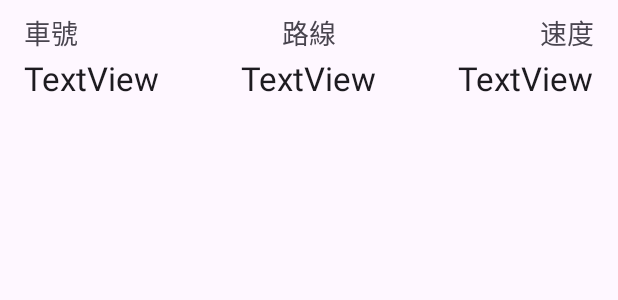
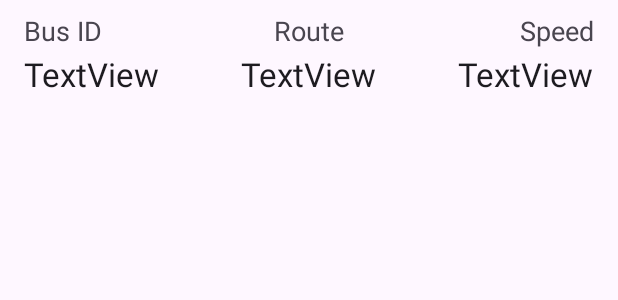
Before and after one commit to rick624/shop, an Android app: the layout row_bus.xml on its own in the app's theme, with its tools: preview values and no code run, on a phone screen of 412 x 824 dp. Shown: the top 300 px of the screen. Run offline under Robolectric (Android 15) with nearby library versions, the phone set to English and light mode, and no system bars; network calls fail.

Commit message:
Bus: Gson, Retrofit, Translations to RecyclerView ok

```diff
--- a/app/src/main/res/layout/row_bus.xml
+++ b/app/src/main/res/layout/row_bus.xml
@@ -12,7 +12,7 @@
         android:layout_height="wrap_content"
         android:layout_marginStart="16dp"
         android:layout_marginTop="8dp"
-        android:text="車號"
+        android:text="@string/bus_id"
         android:textAppearance="@style/TextAppearance.AppCompat.Medium"
         app:layout_constraintStart_toStartOf="parent"
         app:layout_constraintTop_toTopOf="parent" />
@@ -22,7 +22,7 @@
         android:layout_width="wrap_content"
         android:layout_height="wrap_content"
         android:layout_marginTop="8dp"
-        android:text="路線"
+        android:text="@string/route"
         android:textAppearance="@style/TextAppearance.AppCompat.Medium"
         app:layout_constraintEnd_toEndOf="parent"
         app:layout_constraintStart_toStartOf="parent"
@@ -34,7 +34,7 @@
         android:layout_height="wrap_content"
         android:layout_marginTop="8dp"
         android:layout_marginEnd="16dp"
-        android:text="速度"
+        android:text="@string/speed"
         android:textAppearance="@style/TextAppearance.AppCompat.Medium"
         app:layout_constraintEnd_toEndOf="parent"
         app:layout_constraintTop_toTopOf="parent" />
--- a/app/src/main/res/values/strings.xml
+++ b/app/src/main/res/values/strings.xml
@@ -1,5 +1,8 @@
 <resources>
     <string name="app_name">Shop</string>
     <string name="action_settings">Settings</string>
+    <string name="bus_id">Bus ID</string>
+    <string name="route">Route</string>
+    <string name="speed">Speed</string>
 
 </resources>
```
Also changed, not shown: 1 other file.
